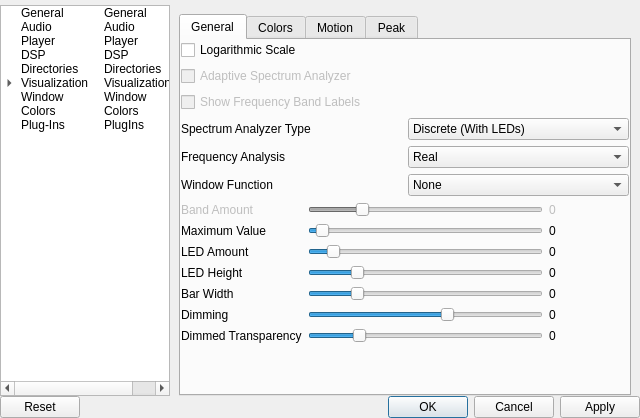
This is ui/SetupWindow.ui in ModPlugPlayer/ModPlugPlayer as Qt 5 draws it before an edit. The edited form follows.
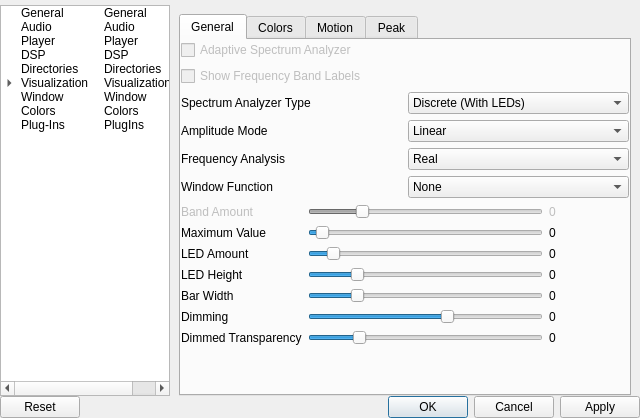
This is the edited form. Icons and pictures are not drawn. Custom widgets are drawn as their Qt base class.

Commit message: Refactor spectrum analyzer amplitude mode

What changed in the file:
```diff
--- a/ui/SetupWindow.ui
+++ b/ui/SetupWindow.ui
@@ -2742,35 +2742,21 @@
                </property>
                <item row="1" column="0">
                 <layout class="QGridLayout" name="gridLayout_10">
-                 <item row="0" column="0">
-                  <widget class="QLabel" name="label_27">
-                   <property name="text">
-                    <string>Spectrum Analyzer Type</string>
-                   </property>
-                  </widget>
-                 </item>
-                 <item row="2" column="0">
-                  <widget class="QLabel" name="label_26">
-                   <property name="text">
-                    <string>Window Function</string>
-                   </property>
-                  </widget>
-                 </item>
-                 <item row="0" column="1">
-                  <widget class="QComboBox" name="spectrumAnalyzerType">
-                   <item>
-                    <property name="text">
-                     <string>Discrete (With LEDs)</string>
-                    </property>
-                   </item>
-                   <item>
-                    <property name="text">
-                     <string>Continuous</string>
-                    </property>
-                   </item>
-                  </widget>
-                 </item>
                  <item row="2" column="1">
+                  <widget class="QComboBox" name="comboBox_6">
+                   <item>
+                    <property name="text">
+                     <string>Real</string>
+                    </property>
+                   </item>
+                   <item>
+                    <property name="text">
+                     <string>ProTracker Based</string>
+                    </property>
+                   </item>
+                  </widget>
+                 </item>
+                 <item row="3" column="1">
                   <widget class="QComboBox" name="spectrumAnalyzerWindowFunction">
                    <item>
                     <property name="text">
@@ -2794,25 +2780,60 @@
                    </item>
                   </widget>
                  </item>
+                 <item row="3" column="0">
+                  <widget class="QLabel" name="label_26">
+                   <property name="text">
+                    <string>Window Function</string>
+                   </property>
+                  </widget>
+                 </item>
+                 <item row="1" column="1">
+                  <widget class="QComboBox" name="spectrumAnalyzerAmplitudeMode">
+                   <item>
+                    <property name="text">
+                     <string>Linear</string>
+                    </property>
+                   </item>
+                   <item>
+                    <property name="text">
+                     <string>Logarithmic (dB)</string>
+                    </property>
+                   </item>
+                  </widget>
+                 </item>
+                 <item row="0" column="1">
+                  <widget class="QComboBox" name="spectrumAnalyzerType">
+                   <item>
+                    <property name="text">
+                     <string>Discrete (With LEDs)</string>
+                    </property>
+                   </item>
+                   <item>
+                    <property name="text">
+                     <string>Continuous</string>
+                    </property>
+                   </item>
+                  </widget>
+                 </item>
                  <item row="1" column="0">
+                  <widget class="QLabel" name="label_27">
+                   <property name="text">
+                    <string>Amplitude Mode</string>
+                   </property>
+                  </widget>
+                 </item>
+                 <item row="2" column="0">
                   <widget class="QLabel" name="label_28">
                    <property name="text">
                     <string>Frequency Analysis</string>
                    </property>
                   </widget>
                  </item>
-                 <item row="1" column="1">
-                  <widget class="QComboBox" name="comboBox_6">
-                   <item>
-                    <property name="text">
-                     <string>Real</string>
-                    </property>
-                   </item>
-                   <item>
-                    <property name="text">
-                     <string>ProTracker Based</string>
-                    </property>
-                   </item>
+                 <item row="0" column="0">
+                  <widget class="QLabel" name="label_31">
+                   <property name="text">
+                    <string>Spectrum Analyzer Type</string>
+                   </property>
                   </widget>
                  </item>
                 </layout>
@@ -2832,16 +2853,6 @@
                </item>
                <item row="0" column="0">
                 <layout class="QVBoxLayout" name="verticalLayout_6">
-                 <item>
-                  <widget class="QCheckBox" name="spectrumAnalyzerLogarithmicScale">
-                   <property name="enabled">
-                    <bool>true</bool>
-                   </property>
-                   <property name="text">
-                    <string>Logarithmic Scale</string>
-                   </property>
-                  </widget>
-                 </item>
                  <item>
                   <widget class="QCheckBox" name="checkBox_17">
                    <property name="enabled">
```
The commit also changes 8 other files.
